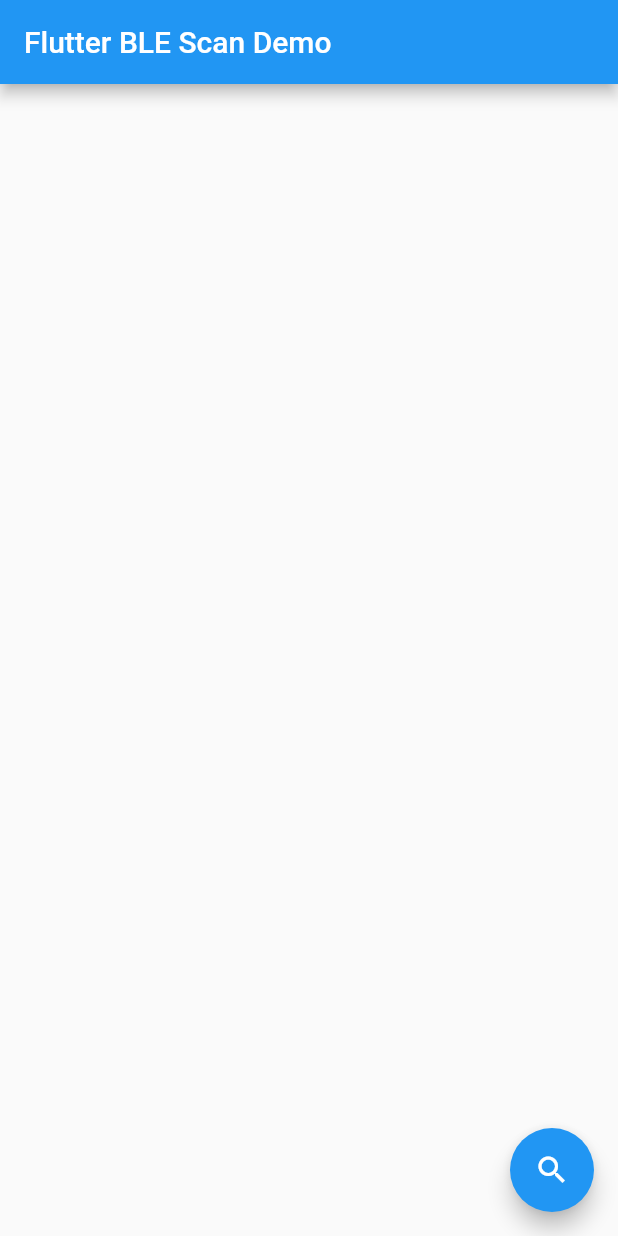
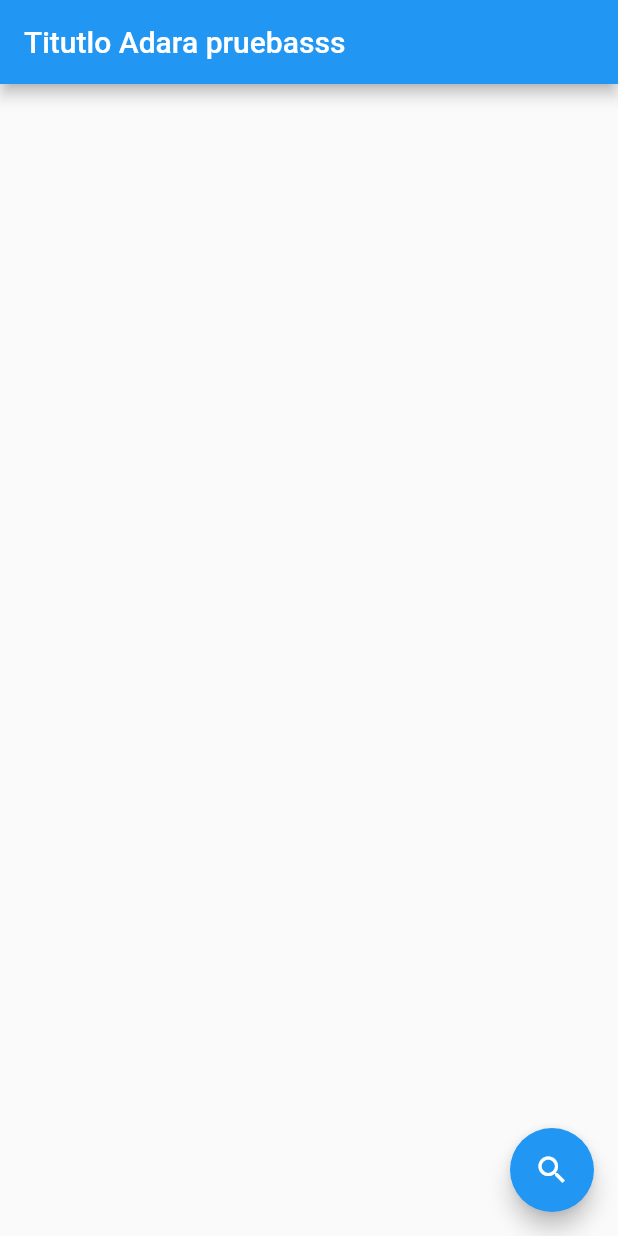
Before and after one commit to Campus-TD/AppCarrito-Flutter, a Flutter app: the screen it shows after launch, on a phone screen of 412 x 824 dp. Run offline on Flutter 3.47's test engine with Material 2 defaults, Android fonts, the phone set to English and light mode, and no system bars; our stand-ins replace flutter_blue_plus.

Commit message:
Mensaje de prueba
Ejecucion de flutter en MacOs correcta.

```diff
--- a/bluearduinoflutter/lib/main.dart
+++ b/bluearduinoflutter/lib/main.dart
@@ -9,7 +9,7 @@ void main() {
 class MyApp extends StatelessWidget {
   const MyApp({Key? key}) : super(key: key);
 
-  final title = 'Flutter BLE Scan Demo';
+  final title = 'Titutlo Adara pruebasss';
   @override
   Widget build(BuildContext context) {
     return MaterialApp(
--- a/bluearduinoflutter/pubspec.yaml
+++ b/bluearduinoflutter/pubspec.yaml
@@ -40,7 +40,7 @@ dependencies:
   pedantic: ^1.11.1
   flutter_scan_bluetooth: ^2.1.2
   flutter_blue_plus: ^1.1.3
-
+  #audioplayers: ^0.10.0
 dev_dependencies:
   flutter_test:
     sdk: flutter
```
Also changed, not shown: bluearduinoflutter/pubspec.lock, 8 other files.
